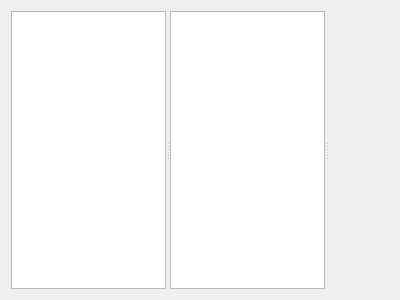
First picture: the form in NewGeneUI/NewGene/Widgets/ManageInput/DMUs/displaydmusregion.ui, repository daniel347x/newgene, before the edit.
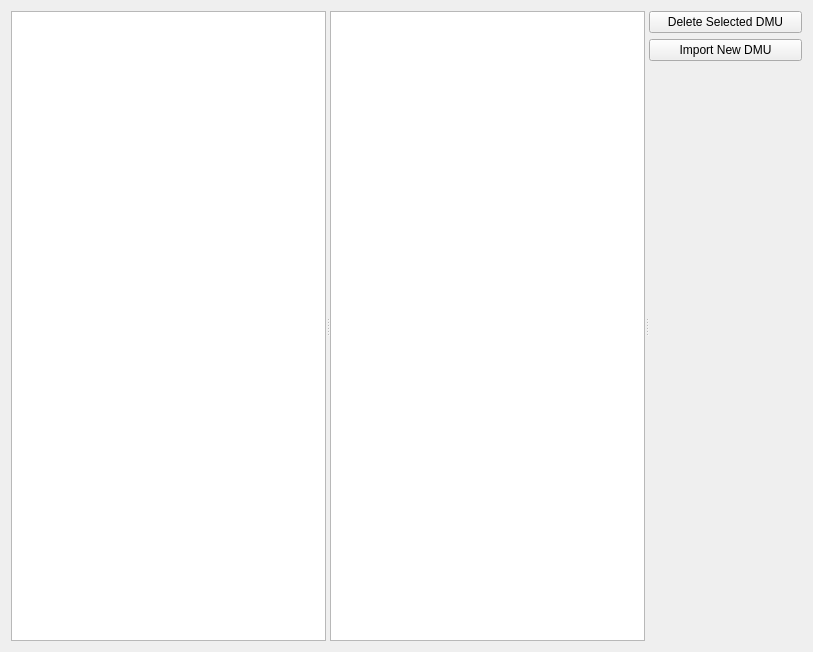
Second picture: the form after the edit.

Patch:
```diff
--- a/NewGeneUI/NewGene/Widgets/ManageInput/DMUs/displaydmusregion.ui
+++ b/NewGeneUI/NewGene/Widgets/ManageInput/DMUs/displaydmusregion.ui
@@ -6,8 +6,8 @@
    <rect>
     <x>0</x>
     <y>0</y>
-    <width>400</width>
-    <height>300</height>
+    <width>813</width>
+    <height>652</height>
    </rect>
   </property>
   <property name="windowTitle">
@@ -21,7 +21,41 @@
      </property>
      <widget class="QListView" name="listView"/>
      <widget class="QListView" name="listView_2"/>
-     <widget class="QWidget" name="widget" native="true"/>
+     <widget class="QWidget" name="widget" native="true">
+      <layout class="QVBoxLayout" name="verticalLayout_2">
+       <item>
+        <layout class="QVBoxLayout" name="verticalLayout">
+         <item>
+          <widget class="QPushButton" name="pushButton">
+           <property name="text">
+            <string>Delete Selected DMU</string>
+           </property>
+          </widget>
+         </item>
+         <item>
+          <widget class="QPushButton" name="pushButton_2">
+           <property name="text">
+            <string>Import New DMU</string>
+           </property>
+          </widget>
+         </item>
+         <item>
+          <spacer name="verticalSpacer">
+           <property name="orientation">
+            <enum>Qt::Vertical</enum>
+           </property>
+           <property name="sizeHint" stdset="0">
+            <size>
+             <width>20</width>
+             <height>40</height>
+            </size>
+           </property>
+          </spacer>
+         </item>
+        </layout>
+       </item>
+      </layout>
+     </widget>
     </widget>
    </item>
   </layout>
```
